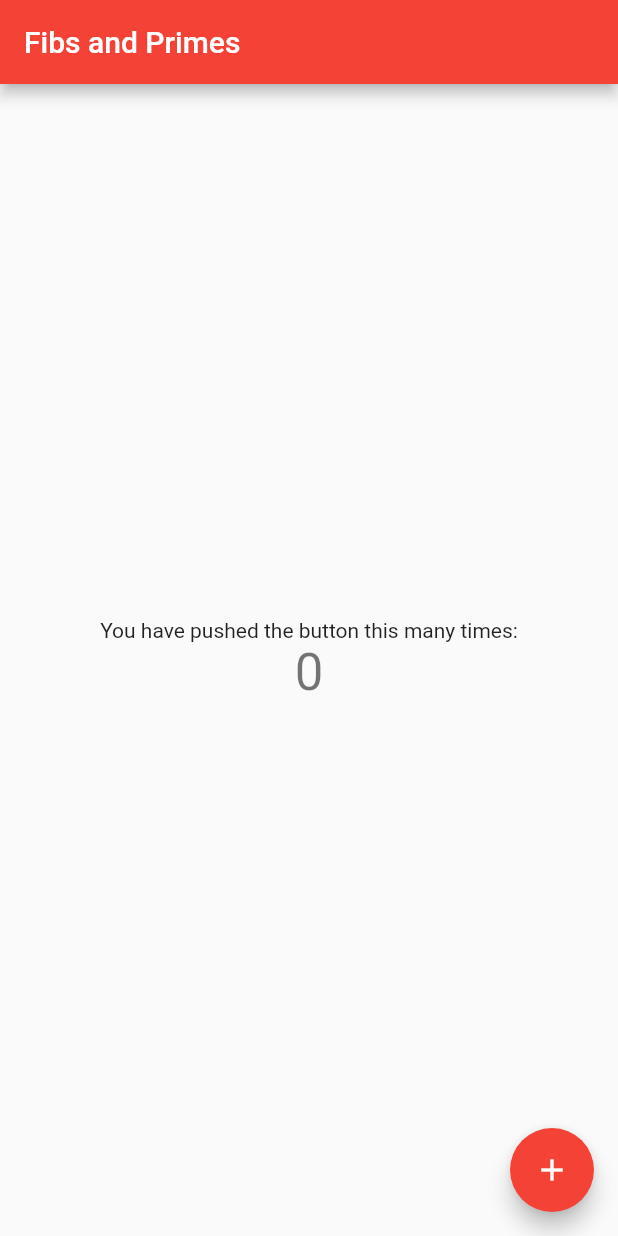
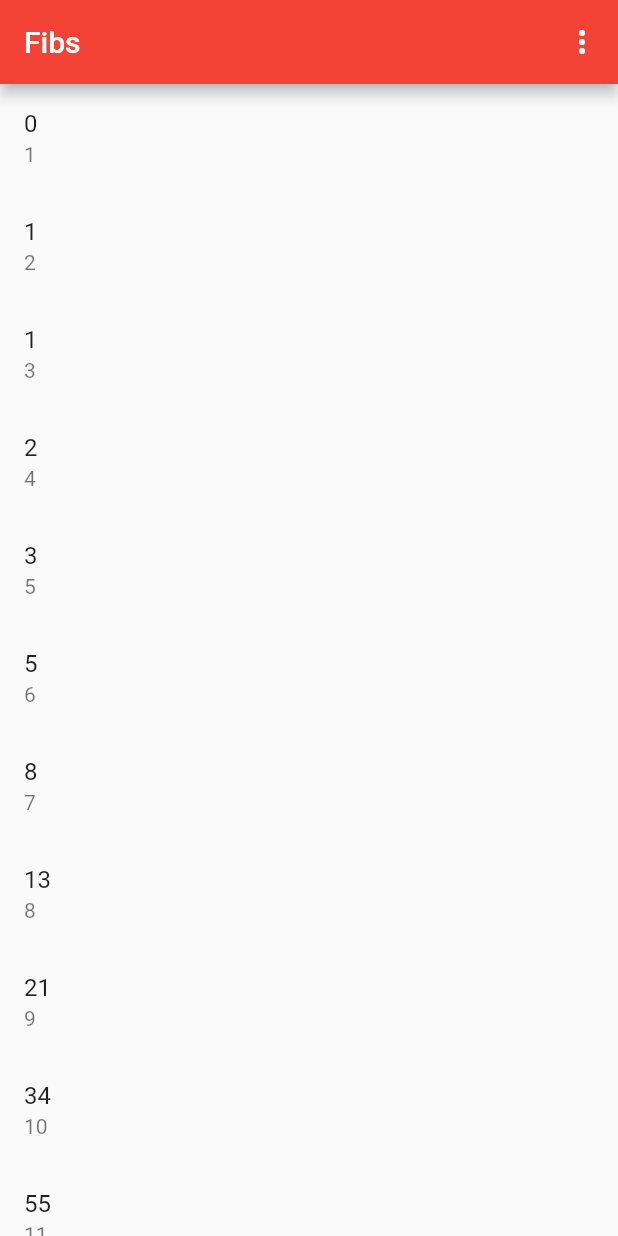
Before and after one commit to Decryptic/fibs_and_primes, a Flutter app: the screen it shows after launch, on a phone screen of 412 x 824 dp. Run offline on Flutter 3.47's test engine with Material 2 defaults, Android fonts, the phone set to English and light mode, and no system bars.

Commit message:
majority complete, index rendering error remains

```diff
--- a/lib/main.dart
+++ b/lib/main.dart
@@ -1,4 +1,5 @@
 import 'package:flutter/material.dart';
+import 'package:flutter/services.dart';
 
 void main() => runApp(const FibsAndPrimes());
 
@@ -15,6 +16,7 @@
         primarySwatch: Colors.red,
       ),
       home: const MainActivity(title: _title),
+      debugShowCheckedModeBanner: false,
     );
   }
 }
@@ -29,39 +31,107 @@
 }
 
 class _MainActivityState extends State<MainActivity> {
-  int _counter = 0;
 
-  void _incrementCounter() {
-    setState(() {
-      _counter++;
-    });
-  }
+  bool _fibs = true;
+  List<BigInt> _sequence = [];
 
   @override
   Widget build(BuildContext context) {
     return Scaffold(
       appBar: AppBar(
-        title: Text(widget.title),
+        title: Text(_fibs ? 'Fibs' : 'Primes'),
+        actions: <Widget>[
+          PopupMenuButton<String>(
+            onSelected: handleSetting,
+            itemBuilder: (BuildContext ctx) {
+              return {'Fibonacci', 'Primes'}.map((String choice) {
+                return PopupMenuItem<String>(
+                  value: choice,
+                  child: Text(choice),
+                );
+              }).toList();
+            },
+          ),
+        ],
       ),
-      body: Center(
-        child: Column(
-          mainAxisAlignment: MainAxisAlignment.center,
-          children: <Widget>[
-            const Text(
-              'You have pushed the button this many times:',
-            ),
-            Text(
-              '$_counter',
-              style: Theme.of(context).textTheme.headline4,
-            ),
-          ],
-        ),
+      body: _buildList(),
+    );
+  }
+
+  void handleSetting(String setting) {
+    switch (setting) {
+      case 'Fibonacci':
+        if (!_fibs) {
+          setState(() {
+              _sequence = [];
+              _fibs = true;
+            }
+          );
+        }
+        break;
+      case 'Primes':
+        if(_fibs) {
+          _sequence = [];
+          setState(() {
+              _sequence = [];
+              _fibs = false;
+            }
+          );
+        }
+        break;
+    }
+  }
+
+  Widget _buildList() {
+    return ListView.builder(
+      itemBuilder: (context, i) {
+        if (i >= _sequence.length) {
+          _extend();
+        }
+        return _buildRow(i, _sequence[i]);
+      },
+    );
+  }
+
+  Widget _buildRow(int i, BigInt e) {
+    return ListTile(
+      title: Text(
+        '$e',
       ),
-      floatingActionButton: FloatingActionButton(
-        onPressed: _incrementCounter,
-        tooltip: 'Increment',
-        child: const Icon(Icons.add),
+      subtitle: Text(
+        '${i+1}',
       ),
     );
   }
+
+  void _extend() {
+    if (_fibs) {
+      if (_sequence.isEmpty)
+        _sequence = [BigInt.from(0), BigInt.from(1)];
+      for (int i = 0; i < 10; i++) {
+        int l = _sequence.length;
+        _sequence.add(_sequence[l-1] + _sequence[l-2]);
+      }
+    }
+    else {
+      if (_sequence.isEmpty)
+        _sequence = [BigInt.from(1), BigInt.from(2)];
+      for (int i = 0; i < 10; i++) {
+        BigInt next = _sequence.last;
+        do {
+          next += BigInt.from(1);
+        } while (!isPrime(next));
+        _sequence.add(next);
+      }
+    }
+  }
+
+  bool isPrime(BigInt t) {
+    for (var i = BigInt.from(2); i <= t ~/ BigInt.from(2); i += BigInt.from(1)) {
+    print('$t % $i = ${t % i}');
+      if (t % i == BigInt.from(0))
+        return false;
+    }
+    return true;
+  }
 }
```
